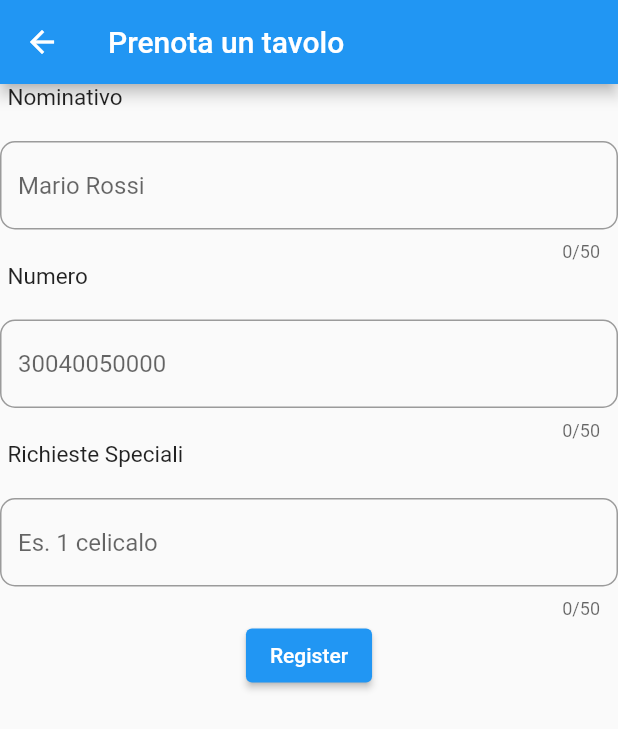
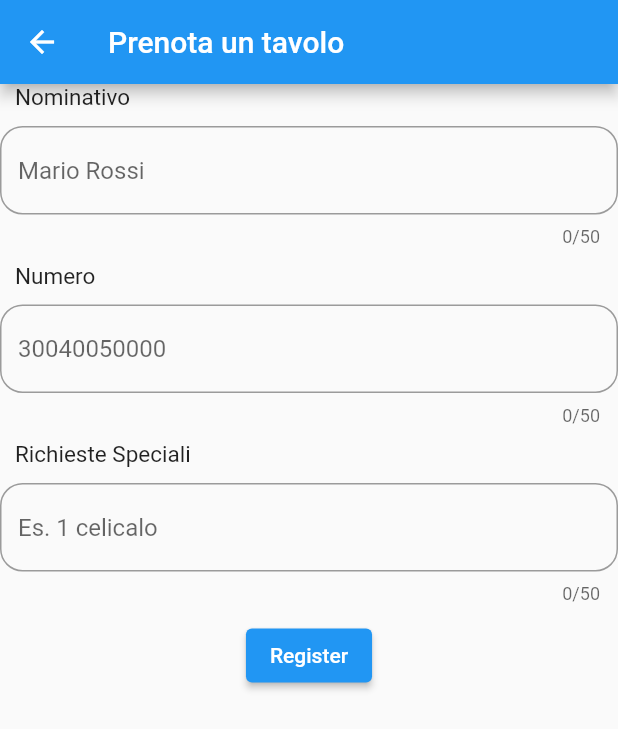
Before and after one commit to DanieleMarche/restaurantApp, a Flutter app: the Prenota screen opened by its route, on a phone screen of 412 x 824 dp. Shown: the top 729 px of the screen. Run offline on Flutter 3.47's test engine with Material 2 defaults, Android fonts, the phone set to English and light mode, and no system bars; our stand-ins replace cloud_firestore, firebase_core; accounts and stored records are empty.

Commit message:
updated the structure of the TextForm custom widget

```diff
--- a/lib/pages/PrenotaPage/textForm.dart
+++ b/lib/pages/PrenotaPage/textForm.dart
@@ -2,12 +2,10 @@ import 'package:flutter/material.dart';
 
 class TextForm extends StatefulWidget {
   TextForm({super.key, required this.titolo, required this.hintText, required this.myController});
+
   String titolo;
-
-
   String hintText;
   TextEditingController myController;
-
 
   @override
   State<TextForm> createState() => _TextFormState();
@@ -18,11 +16,6 @@ class TextForm extends StatefulWidget {
 class _TextFormState extends State<TextForm> {
   // Create a text controller and use it to retrieve the current value
   // of the TextField.
-
-
-
-
-
 
   @override
   void dispose() {
@@ -38,7 +31,7 @@ class _TextFormState extends State<TextForm> {
       children: [
         Container(
           alignment: Alignment.bottomLeft,
-          margin: const EdgeInsets.only(bottom: 20, left: 5),
+          margin: const EdgeInsets.only(bottom: 10, left: 10),
           child: Text(
             widget.titolo,
             style: const TextStyle(
@@ -47,10 +40,12 @@ class _TextFormState extends State<TextForm> {
             ),
           ),
         ),
-        TextField(
+        Container(
+          margin: const EdgeInsets.only(bottom: 10),
+          child: TextField(
           decoration: InputDecoration(
             border:  const OutlineInputBorder(
-              borderRadius: BorderRadius.all(Radius.circular(10))
+              borderRadius: BorderRadius.all(Radius.circular(15))
             ),
             hintText: widget.hintText
           ),
@@ -59,6 +54,8 @@ class _TextFormState extends State<TextForm> {
           maxLength: 50,
           controller: widget.myController
         ),
+        )
+
     ]);
   }
 }
```
